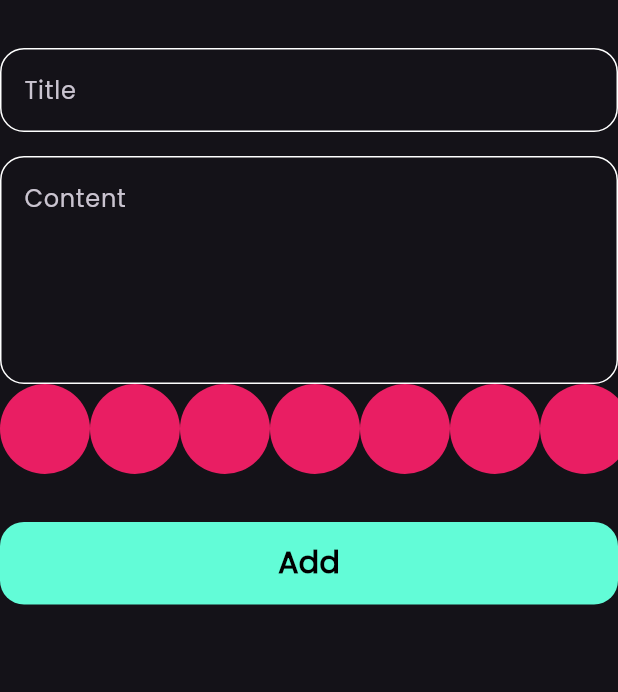
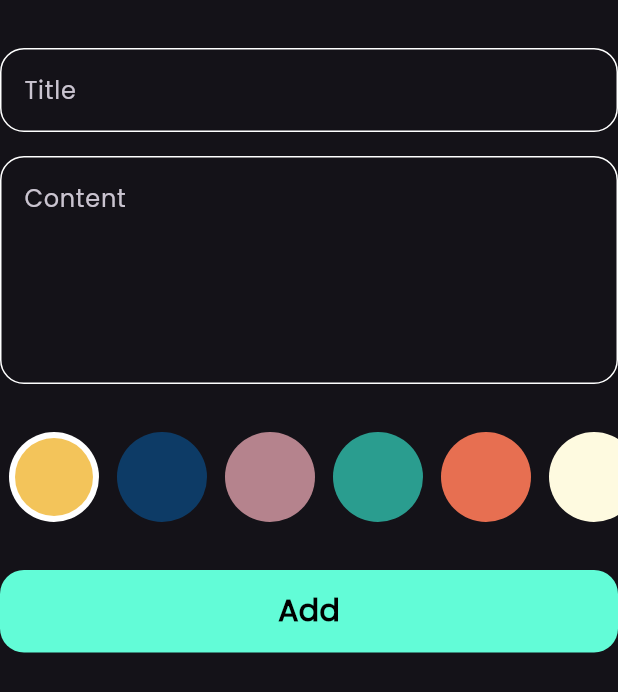
Before and after one commit to ahmedreda6/notes_app, a Flutter app: the AddNoteForm widget shown alone on an empty page, opened directly, on a phone screen of 412 x 824 dp. Shown: the top 692 px of the screen. Run offline on Flutter 3.47's test engine with Material 3 defaults, Android fonts, the phone set to English and light mode, and no system bars; our stand-ins replace bloc, flutter_bloc, font_awesome_flutter, hive, hive_flutter; accounts and stored records are empty.

Commit message:
colors list view 2

```diff
--- a/lib/views/widgets/add_note_form.dart
+++ b/lib/views/widgets/add_note_form.dart
@@ -47,6 +47,9 @@ class _AddNoteFormState extends State<AddNoteForm> {
             maxlines: 5,
             hint: 'Content',
           ),
+          const SizedBox(
+            height: 32,
+          ),
           const ColorsListView(),
           const SizedBox(
             height: 32,
--- a/lib/views/widgets/colors_list_view.dart
+++ b/lib/views/widgets/colors_list_view.dart
@@ -1,29 +1,69 @@
 import 'package:flutter/material.dart';
 
 class ColorItem extends StatelessWidget {
-  const ColorItem({super.key});
-
+  const ColorItem({super.key, required this.isActive, required this.color});
+  final bool isActive;
+  final Color color;
   @override
   Widget build(BuildContext context) {
-    return const CircleAvatar(
-      radius: 30,
-      backgroundColor: Colors.pink,
-    );
+    return isActive
+        ? CircleAvatar(
+            radius: 30,
+            backgroundColor: Colors.white,
+            child: CircleAvatar(
+              radius: 26,
+              backgroundColor: color,
+            ),
+          )
+        : CircleAvatar(
+            radius: 30,
+            backgroundColor: color,
+          );
   }
 }
 
-class ColorsListView extends StatelessWidget {
-  const ColorsListView({super.key});
+class ColorsListView extends StatefulWidget {
+  const ColorsListView({
+    super.key,
+  });
 
+  @override
+  State<ColorsListView> createState() => _ColorsListViewState();
+}
+
+class _ColorsListViewState extends State<ColorsListView> {
+  int currentIndex = 0;
+
+  List<Color> colors = [
+    const Color(0xfff3c45a),
+    const Color(0xff0d3b66),
+    const Color(0xffb5838d),
+    const Color(0xff2a9d8f),
+    const Color(0xffe76f51),
+    const Color(0xfffefae0),
+    const Color(0xff283618),
+  ];
   @override
   Widget build(BuildContext context) {
     return SizedBox(
       height: 30 * 2,
       child: ListView.builder(
-        itemCount: 10,
+        itemCount: colors.length,
         scrollDirection: Axis.horizontal,
         itemBuilder: ((context, index) {
-          return const ColorItem();
+          return Padding(
+            padding: const EdgeInsets.symmetric(horizontal: 6),
+            child: GestureDetector(
+              onTap: () {
+                currentIndex = index;
+                setState(() {});
+              },
+              child: ColorItem(
+                color: colors[index],
+                isActive: currentIndex == index,
+              ),
+            ),
+          );
         }),
       ),
     );
```
